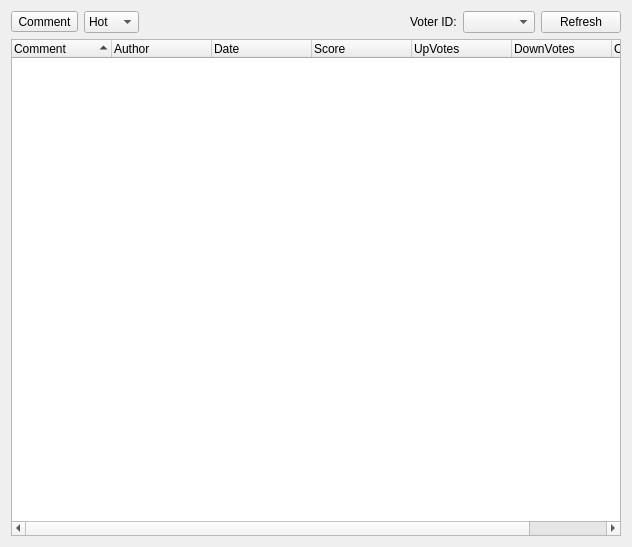
RetroShare/RetroShare, file retroshare-gui/src/gui/gxs/GxsCommentDialog.ui: the form before one commit.
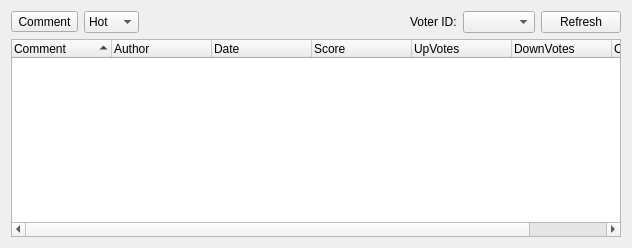
The form after the commit. Icons and pictures are not drawn. Custom widgets are drawn as their Qt base class.

Commit message:
Removed the Minimum Expanding for GXS CommentsDialog
* Removed the Ninimum Expanding for GXS CommentsDialog, this gets issues on Channels with the Splitter to make the Bottom view small as possible

```diff
--- a/retroshare-gui/src/gui/gxs/GxsCommentDialog.ui
+++ b/retroshare-gui/src/gui/gxs/GxsCommentDialog.ui
@@ -7,11 +7,11 @@
     <x>0</x>
     <y>0</y>
     <width>632</width>
-    <height>547</height>
+    <height>248</height>
    </rect>
   </property>
   <property name="sizePolicy">
-   <sizepolicy hsizetype="Preferred" vsizetype="MinimumExpanding">
+   <sizepolicy hsizetype="Preferred" vsizetype="Preferred">
     <horstretch>0</horstretch>
     <verstretch>0</verstretch>
    </sizepolicy>
@@ -23,7 +23,7 @@
    <item row="1" column="0">
     <widget class="GxsCommentTreeWidget" name="treeWidget">
      <property name="sizePolicy">
-      <sizepolicy hsizetype="Expanding" vsizetype="MinimumExpanding">
+      <sizepolicy hsizetype="Expanding" vsizetype="Expanding">
        <horstretch>0</horstretch>
        <verstretch>0</verstretch>
       </sizepolicy>
```
